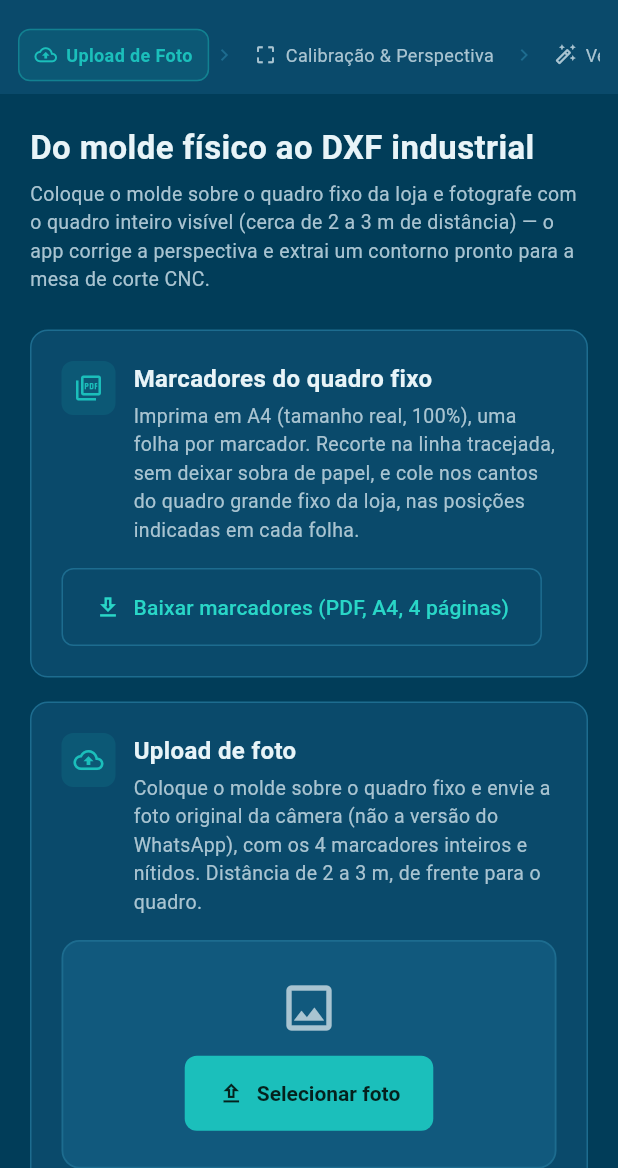
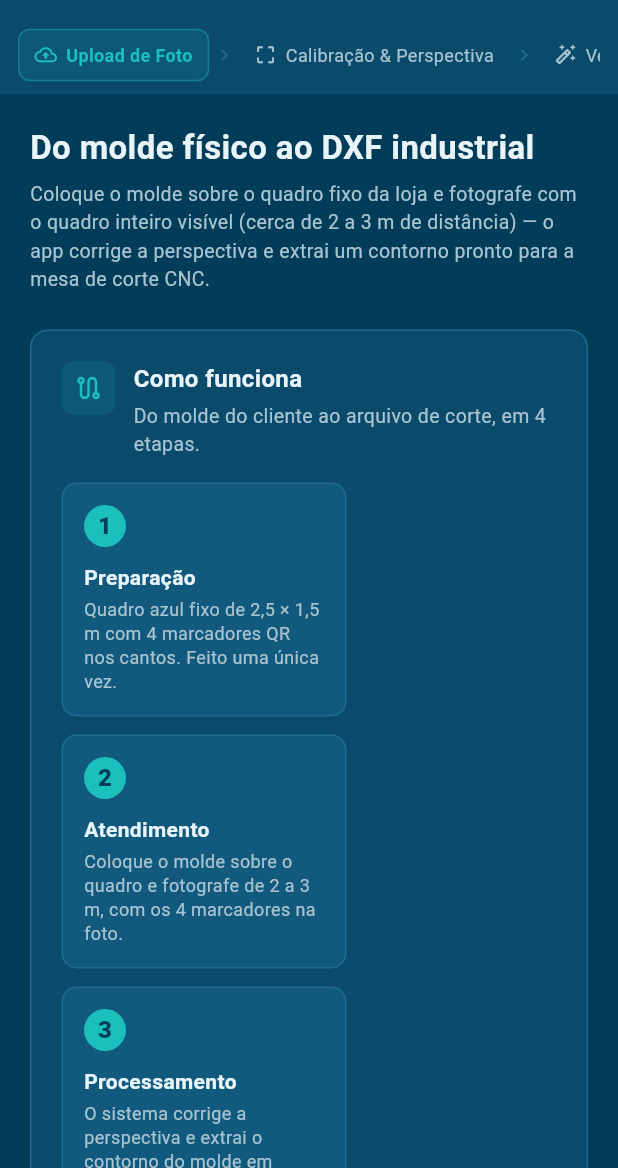
Before and after one commit to Raickz/automacao-mt-vidros, a Flutter app: the MoldScanKitScreen screen opened directly, on a phone screen of 412 x 824 dp, the part 68-1236 px from its top. Run offline on Flutter 3.47's test engine with Material 3 defaults, Android fonts, the phone set to English and light mode, and no system bars; our stand-ins replace camera, image_picker, pdf, share_plus, web; missing offline and left inert: ar_flutter_plugin_plus, dart:js_interop, google_mlkit_barcode_scanning, qr, zxing2.

Commit message:
Adiciona secao "Como funciona" (4 etapas) na pagina web de digitalizacao
Resumo visual do fluxo para apresentar ao cliente, alinhado ao diagrama.

Co-Authored-By: Claude Sonnet 5.5 <noreply@anthropic.com>

```diff
--- a/lib/features/mold_scan/screens/mold_scan_kit_screen_web.dart
+++ b/lib/features/mold_scan/screens/mold_scan_kit_screen_web.dart
@@ -176,6 +176,46 @@ class _MoldScanKitScreenState extends State<MoldScanKitScreen> {
                   style: TextStyle(color: MoldScanColors.textSecondary, fontSize: 13),
                 ),
                 const SizedBox(height: 24),
+                SectionCard(
+                  child: Column(
+                    crossAxisAlignment: CrossAxisAlignment.start,
+                    children: [
+                      const SectionHeading(
+                        icon: Icons.route_outlined,
+                        title: 'Como funciona',
+                        subtitle: 'Do molde do cliente ao arquivo de corte, em 4 etapas.',
+                      ),
+                      const SizedBox(height: 16),
+                      Wrap(
+                        spacing: 12,
+                        runSpacing: 12,
+                        children: const [
+                          _HowItWorksStep(
+                            number: 1,
+                            title: 'Preparação',
+                            text: 'Quadro azul fixo de 2,5 × 1,5 m com 4 marcadores QR nos cantos. Feito uma única vez.',
+                          ),
+                          _HowItWorksStep(
+                            number: 2,
+                            title: 'Atendimento',
+                            text: 'Coloque o molde sobre o quadro e fotografe de 2 a 3 m, com os 4 marcadores na foto.',
+                          ),
+                          _HowItWorksStep(
+                            number: 3,
+                            title: 'Processamento',
+                            text: 'O sistema corrige a perspectiva e extrai o contorno do molde em milímetros.',
+                          ),
+                          _HowItWorksStep(
+                            number: 4,
+                            title: 'Resultado',
+                            text: 'Confira as medidas e baixe o DXF pronto para a mesa de corte CNC.',
+                          ),
+                        ],
+                      ),
+                    ],
+                  ),
+                ),
+                const SizedBox(height: 16),
                 SectionCard(
                   child: Column(
                     crossAxisAlignment: CrossAxisAlignment.start,
@@ -443,3 +483,44 @@ class _StatChip extends StatelessWidget {
     );
   }
 }
+
+class _HowItWorksStep extends StatelessWidget {
+  final int number;
+  final String title;
+  final String text;
+
+  const _HowItWorksStep({required this.number, required this.title, required this.text});
+
+  @override
+  Widget build(BuildContext context) {
+    return Container(
+      width: 190,
+      padding: const EdgeInsets.all(14),
+      decoration: BoxDecoration(
+        color: MoldScanColors.surfaceLight,
+        borderRadius: BorderRadius.circular(10),
+        border: Border.all(color: MoldScanColors.border),
+      ),
+      child: Column(
+        crossAxisAlignment: CrossAxisAlignment.start,
+        children: [
+          CircleAvatar(
+            radius: 14,
+            backgroundColor: MoldScanColors.accent,
+            child: Text(
+              '$number',
+              style: const TextStyle(color: MoldScanColors.background, fontWeight: FontWeight.w800),
+            ),
+          ),
+          const SizedBox(height: 10),
+          Text(
+            title,
+            style: const TextStyle(color: MoldScanColors.textPrimary, fontWeight: FontWeight.w700, fontSize: 14),
+          ),
+          const SizedBox(height: 4),
+          Text(text, style: const TextStyle(color: MoldScanColors.textSecondary, fontSize: 12, height: 1.35)),
+        ],
+      ),
+    );
+  }
+}
```
